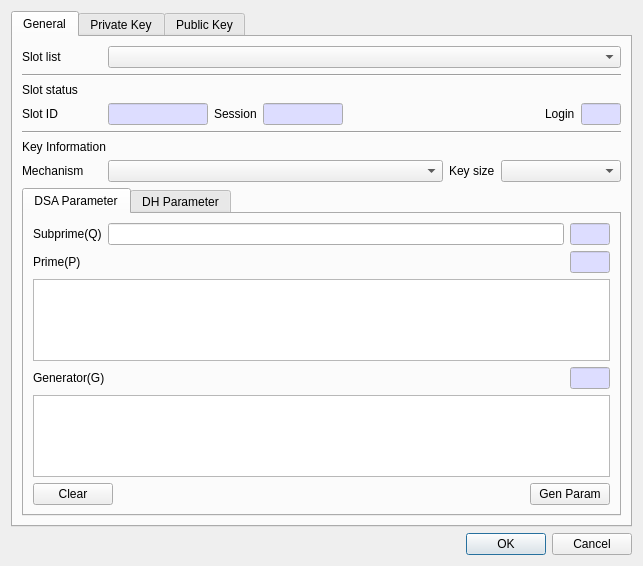
This is CryptokiMan/gen_key_pair_dlg.ui in jykim74/CryptokiMan as Qt 5 draws it before an edit. The edited form follows.
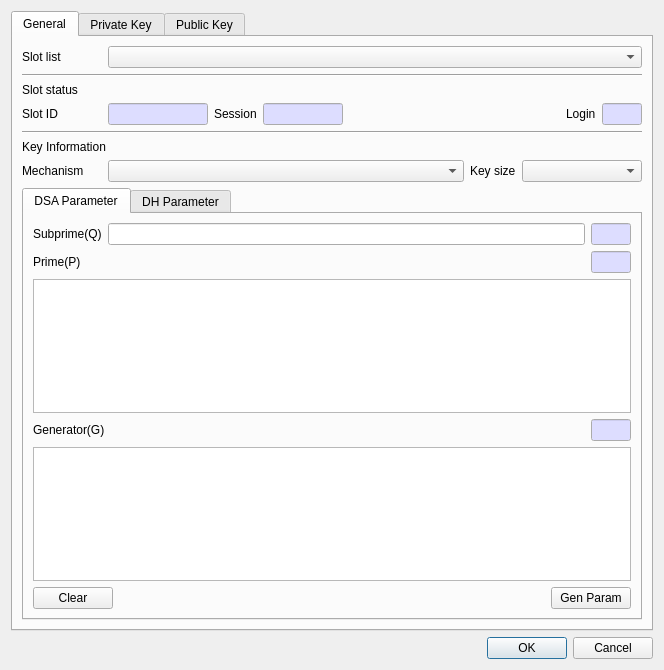
This is the edited form. The open tabs and pages were chosen to show the change.

Commit message: 키 쌍 생성에서 UTF-8 라벨 길이 처리 오류 수정

```diff
--- a/CryptokiMan/gen_key_pair_dlg.ui
+++ b/CryptokiMan/gen_key_pair_dlg.ui
@@ -6,8 +6,8 @@
    <rect>
     <x>0</x>
     <y>0</y>
-    <width>643</width>
-    <height>566</height>
+    <width>664</width>
+    <height>670</height>
    </rect>
   </property>
   <property name="windowTitle">
```
Left out of the diff: 4 changed lines with no effect on the pictures. The commit also changes 1 other file.
